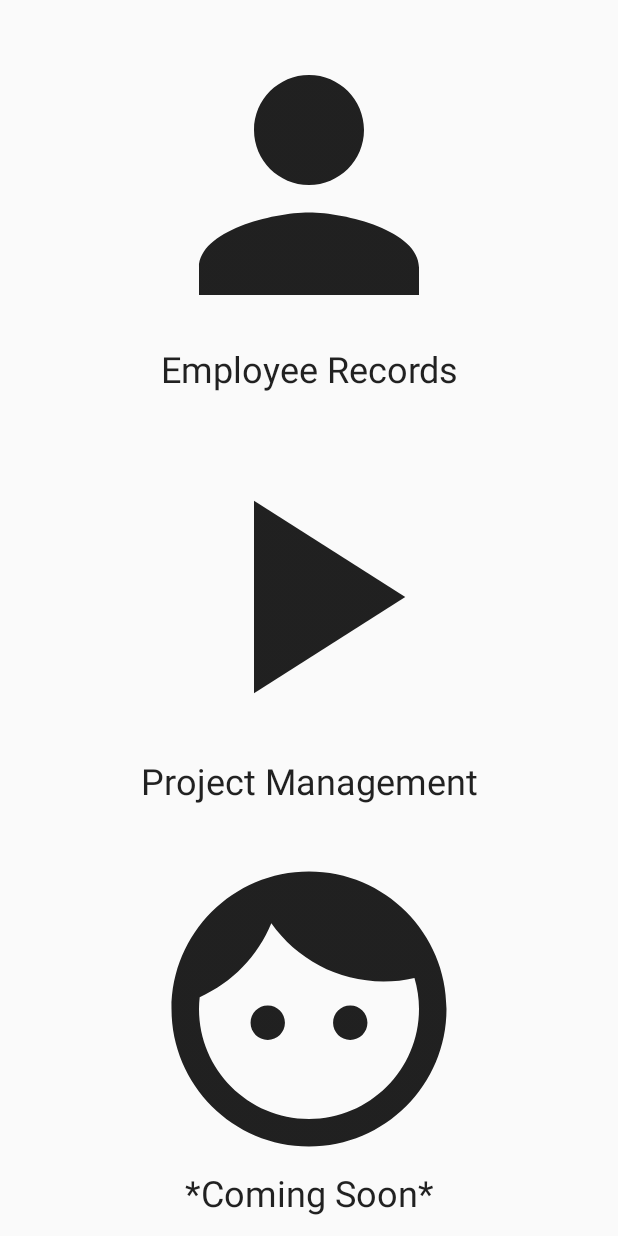
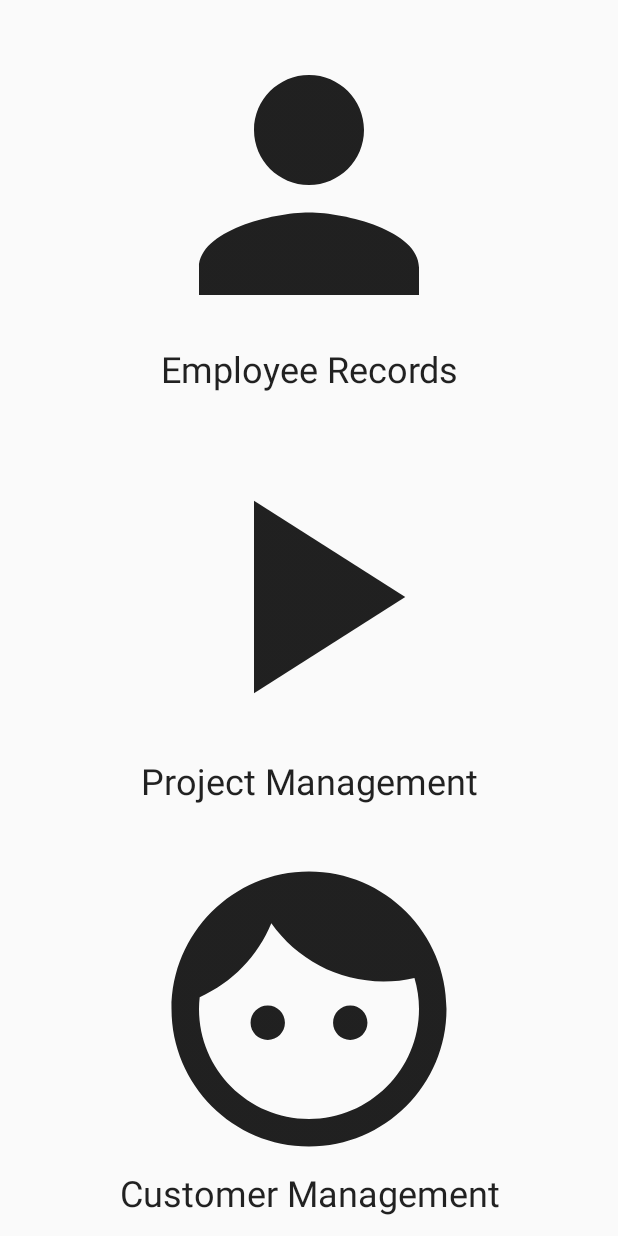
Before and after one commit to tstites14/MyHr-, an Android app built with Jetpack Compose: the screen it shows after launch (MainActivity), on a phone screen of 412 x 824 dp. Run offline under Robolectric (Android 15) with nearby library versions, the phone set to English and light mode, and no system bars.

Commit message:
Add parameters to CustomerDetails navigation graph

```diff
--- a/app/src/main/java/com/tstites/myhr/Navigation.kt
+++ b/app/src/main/java/com/tstites/myhr/Navigation.kt
@@ -88,9 +88,15 @@ fun Navigation() {
             val cList = CustomerList()
             cList.CustomerListLayout(navController = navController)
         }
-        composable(Screens.CustomerDetails.route) {
+        composable(Screens.CustomerDetails.route + "/{customerID}",
+            arguments = listOf(
+                navArgument("customerID") {
+                    type = NavType.IntType
+                    defaultValue = 1
+                }
+            )){
             val cDetails = CustomerDetails()
-            cDetails.CustomerDetailsLayout(navController = navController)
+            cDetails.CustomerDetailsLayout(navController = navController, info = it.arguments)
         }
     }
 }
--- a/app/src/main/java/com/tstites/myhr/ui/screens/HomeScreen.kt
+++ b/app/src/main/java/com/tstites/myhr/ui/screens/HomeScreen.kt
@@ -1,6 +1,5 @@
 package com.tstites.myhr.ui.screens
 
-import android.util.Log
 import androidx.compose.foundation.layout.*
 import androidx.compose.material.Text
 import androidx.compose.material.Icon
@@ -26,9 +25,7 @@ class HomeScreen {
         Column(modifier = Modifier.fillMaxHeight(),
             verticalArrangement = Arrangement.Center) {
             IconButton(modifier = Modifier.weight(0.33f),
-                onClick = {
-                    navController.navigate(Screens.EmployeeList.route)
-                }) {
+                onClick = { navController.navigate(Screens.EmployeeList.route) }) {
                 Column(modifier = Modifier.fillMaxWidth()) {
                     Icon(modifier = Modifier.fillMaxWidth().fillMaxHeight(.8f),
                         imageVector = Icons.Filled.Person,
@@ -39,9 +36,7 @@ class HomeScreen {
                 }
             }
             IconButton(modifier = Modifier.weight(0.33f),
-                onClick = {
-                    navController.navigate(Screens.ProjectList.route)
-                }) {
+                onClick = { navController.navigate(Screens.ProjectList.route) }) {
                 Column(modifier = Modifier.fillMaxWidth()) {
                     Icon(modifier = Modifier.fillMaxWidth().fillMaxHeight(.8f),
                         imageVector = Icons.Filled.PlayArrow,
@@ -52,13 +47,13 @@ class HomeScreen {
                 }
             }
             IconButton(modifier = Modifier.weight(0.33f),
-                onClick = { Log.i("test","3") }) {
+                onClick = { navController.navigate(Screens.CustomerList.route) }) {
                 Column(modifier = Modifier.fillMaxWidth()) {
                     Icon(modifier = Modifier.fillMaxWidth().fillMaxHeight(.8f),
                         imageVector = Icons.Filled.Face,
                         contentDescription = "Customer Management"
                     )
-                    Text("*Coming Soon*",
+                    Text("Customer Management",
                         modifier = Modifier.fillMaxWidth(),
                         style = TextStyle(fontSize = 24.sp, textAlign = TextAlign.Center))
                 }
```
